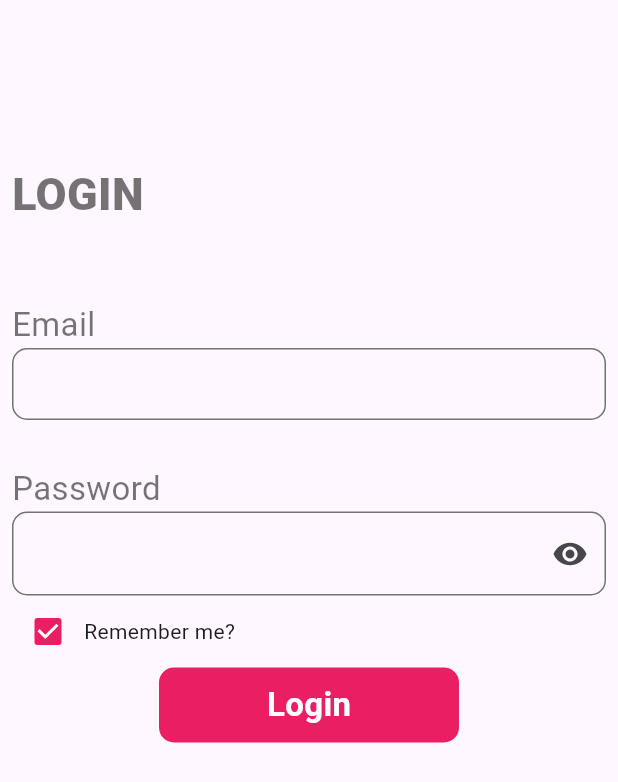
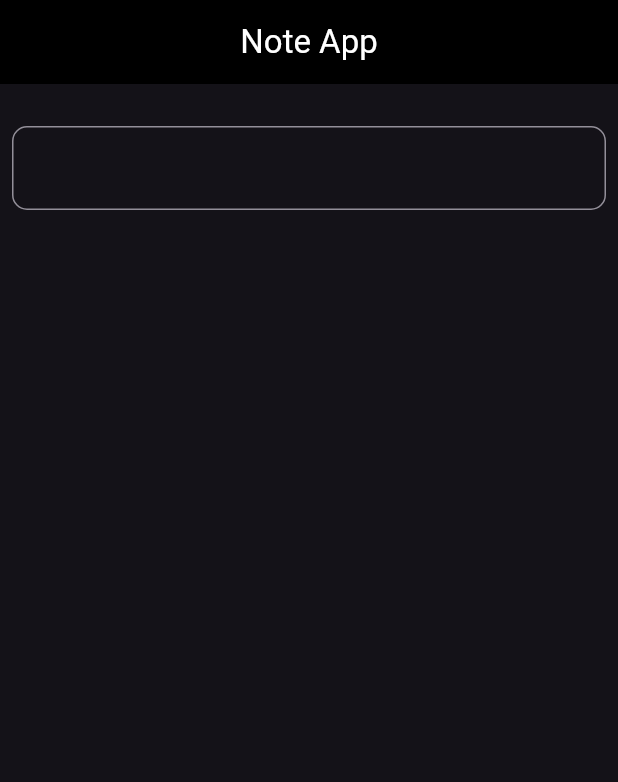
Before and after one commit to RaFiuL-RaZu/project1, a Flutter app: the screen it shows after launch, on a phone screen of 412 x 824 dp. Shown: the top 782 px of the screen. Run offline on Flutter 3.47's test engine with Material 3 defaults, Android fonts, the phone set to English and light mode, and no system bars.

Commit message:
note commit

```diff
--- a/lib/Others/CompletePage.dart
+++ b/lib/Others/CompletePage.dart
@@ -3,6 +3,7 @@
 import 'dart:developer';
 
 import 'package:flutter/material.dart';
+import 'package:project1/Others/SingupPage.dart';
 
 class LoginPage extends StatefulWidget {
   LoginPage({Key? key}) : super(key: key);
@@ -130,6 +131,7 @@ class _LoginPageState extends State<LoginPage> {
                   //   ScaffoldMessenger.of(context).showSnackBar(SnackBar(content: Text("Wrong Password")));
                   // }
                   // return;
+                  Navigator.push(context, MaterialPageRoute(builder: (BuildContext)=>HomeActivity()));
                 },
                 child: Center(
                   child: Container(
--- /dev/null
+++ b/lib/Others/NoteApp.dart
@@ -0,0 +1,43 @@
+
+
+ import 'package:flutter/material.dart';
+
+class Noteapp extends StatefulWidget {
+   const Noteapp({Key? key}) : super(key: key);
+
+   @override
+   State<Noteapp> createState() => _NoteappState();
+ }
+
+ class _NoteappState extends State<Noteapp> {
+   @override
+   Widget build(BuildContext context) {
+     return Scaffold(
+       appBar: AppBar(
+         centerTitle:true,
+         title: Text("Note App"),
+         backgroundColor: Colors.black,
+         foregroundColor: Colors.white,
+       ),
+       body: Center(
+         child: Column(
+           children: [
+
+             SizedBox(height: 20,),
+             Padding(
+               padding: const EdgeInsets.all(8.0),
+               child: TextField(
+                 decoration: InputDecoration(
+                   border: OutlineInputBorder(
+                     borderRadius: BorderRadius.circular(10),
+                     borderSide: BorderSide(color: Colors.white),
+                   )
+                 ),
+               ),
+             ),
+           ],
+         ),
+       ),
+     );
+   }
+ }
--- a/lib/main.dart
+++ b/lib/main.dart
@@ -6,6 +6,7 @@ import 'package:project1/Others/CGPACalculator.dart';
 import 'package:project1/Others/CompletePage.dart';
 import 'package:project1/Others/Loginpage.dart';
 import 'package:project1/Others/Navigator.dart';
+import 'package:project1/Others/NoteApp.dart';
 import 'package:project1/Others/homepage.dart';
 import 'package:project1/Others/meditation.dart';
 import 'package:project1/Others/nextpage.dart';
@@ -23,7 +24,8 @@ class MyApp extends StatelessWidget{
 
     return MaterialApp(
       debugShowCheckedModeBanner: false,
-      home: LoginPage(),
+      theme: ThemeData.dark(),
+      home: Noteapp(),
     );
   }
 
```
